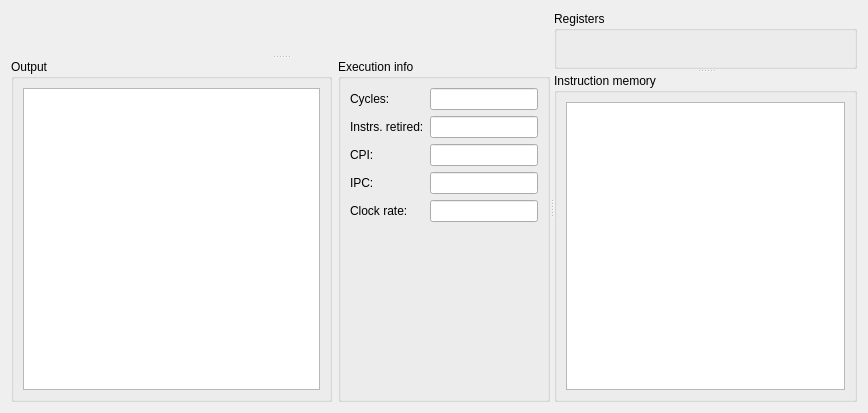
First picture: the form in src/processortab.ui, repository mortbopet/Ripes, before the edit.
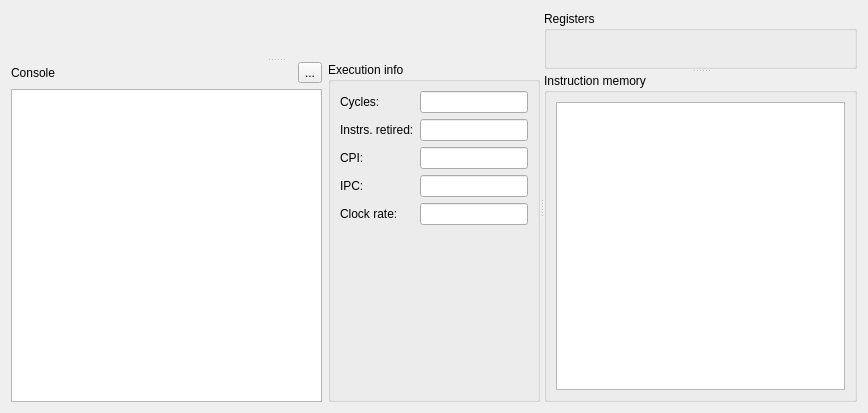
Second picture: the form after the edit. Custom widgets are drawn as their Qt base class.

Commit message: Add clear console button

The edit to the form file:
```diff
--- a/src/processortab.ui
+++ b/src/processortab.ui
@@ -34,12 +34,39 @@
       <widget class="QWidget" name="horizontalLayoutWidget_2">
        <layout class="QHBoxLayout" name="horizontalLayout_2" stretch="0,0">
         <item>
-         <widget class="QGroupBox" name="groupBox_4">
-          <property name="title">
-           <string>Output</string>
-          </property>
-          <layout class="QGridLayout" name="gridLayout_6">
-           <item row="0" column="0">
+         <layout class="QVBoxLayout" name="verticalLayout_3">
+          <item>
+           <layout class="QHBoxLayout" name="horizontalLayout">
+            <item>
+             <widget class="QLabel" name="label_5">
+              <property name="text">
+               <string>Console</string>
+              </property>
+             </widget>
+            </item>
+            <item>
+             <spacer name="horizontalSpacer">
+              <property name="orientation">
+               <enum>Qt::Horizontal</enum>
+              </property>
+              <property name="sizeHint" stdset="0">
+               <size>
+                <width>40</width>
+                <height>20</height>
+               </size>
+              </property>
+             </spacer>
+            </item>
+            <item>
+             <widget class="QToolButton" name="clearConsoleButton">
+              <property name="text">
+               <string>...</string>
+              </property>
+             </widget>
+            </item>
+           </layout>
+          </item>
+          <item>
             <widget class="Console" name="console">
              <property name="sizePolicy">
               <sizepolicy hsizetype="MinimumExpanding" vsizetype="MinimumExpanding">
@@ -56,7 +83,6 @@
             </widget>
            </item>
           </layout>
-         </widget>
         </item>
         <item>
          <widget class="QGroupBox" name="groupBox_2">
```
Lines whose indentation alone changed are shown as unchanged. The commit also changes 4 other files.
